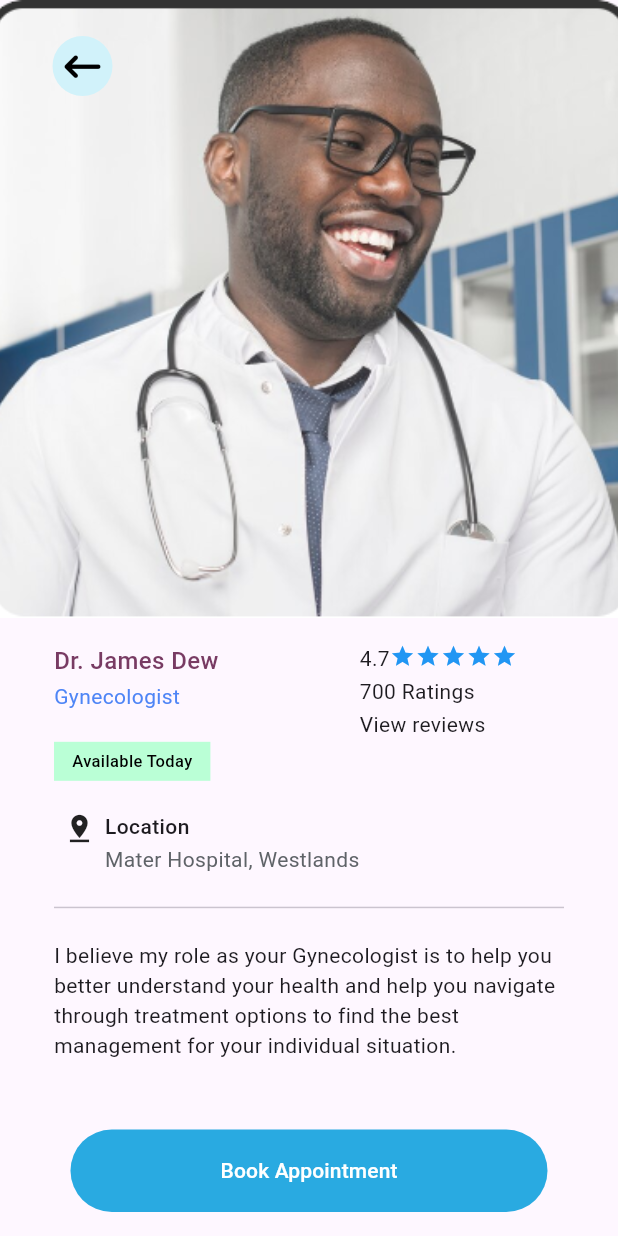
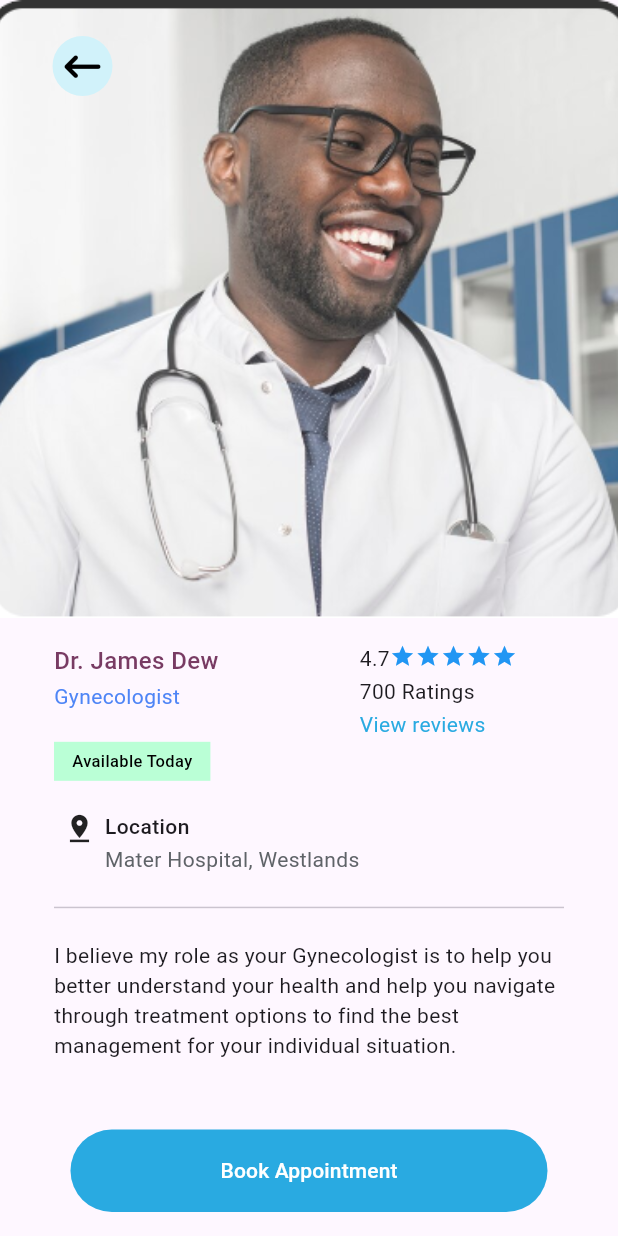
Before and after one commit to ogomaemmanuel/panacare, a Flutter app: the DoctorDetailsPage screen opened directly, on a phone screen of 412 x 824 dp. Run offline on Flutter 3.47's test engine with Material 3 defaults, Android fonts, the phone set to English and light mode, and no system bars; our stand-ins replace font_awesome_flutter, google_fonts, pinput.

Commit message:
added toggling the view review text on doctor deatils page

```diff
--- a/lib/home/doctor_details.dart
+++ b/lib/home/doctor_details.dart
@@ -176,7 +176,12 @@ class _DoctorDetailsPageState extends State<DoctorDetailsPage> {
                                                   showReviews = !showReviews;
                                                 })
                                               },
-                                          child: Text("View reviews"))
+                                          child: Text(
+                                           showReviews?"Description": "View reviews",
+                                            style: TextStyle(
+                                              color: Color.fromRGBO(41, 170, 225, 1)
+                                            ),
+                                          ))
                                     ]),
                               ),
                             ],
@@ -200,8 +205,9 @@ class _DoctorDetailsPageState extends State<DoctorDetailsPage> {
                 ? Padding(
                     padding: EdgeInsets.only(left: 36.0, right: 36.0),
                     child: const DoctorReviewsPage())
-                  :  const Padding(
-                        padding: EdgeInsets.only(left: 36.0, right: 36.0,top: 20.97),
+                : const Padding(
+                    padding:
+                        EdgeInsets.only(left: 36.0, right: 36.0, top: 20.97),
                     child: Text(
                         "I believe my role as your Gynecologist is to help you better understand your health and help you navigate through treatment options to find the best management for your individual situation."),
                   ),
--- a/pubspec.yaml
+++ b/pubspec.yaml
@@ -39,6 +39,7 @@ dependencies:
   font_awesome_flutter: ^10.7.0
   google_fonts: ^6.2.1
   pinput: ^4.0.0
+  intl: ^0.19.0
 
 dev_dependencies:
   flutter_test:
```
Also changed, not shown: lib/home/doctor_reviews.dart (+20 -8 lines), pubspec.lock. Lines whose indentation alone changed are shown as unchanged.
